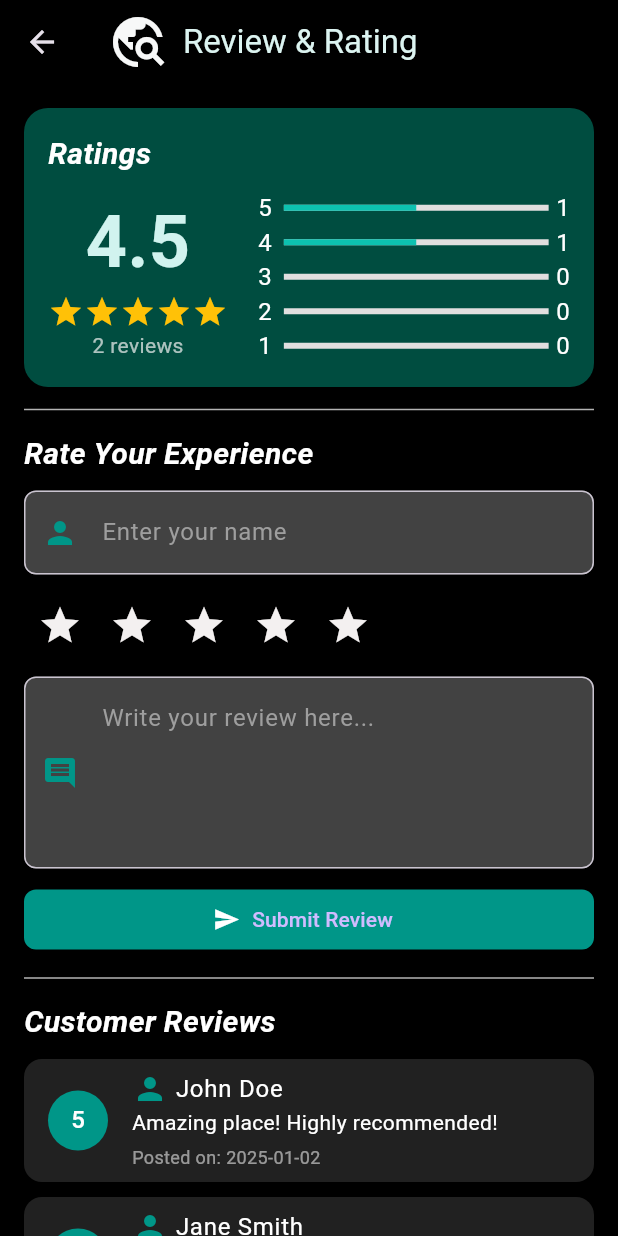
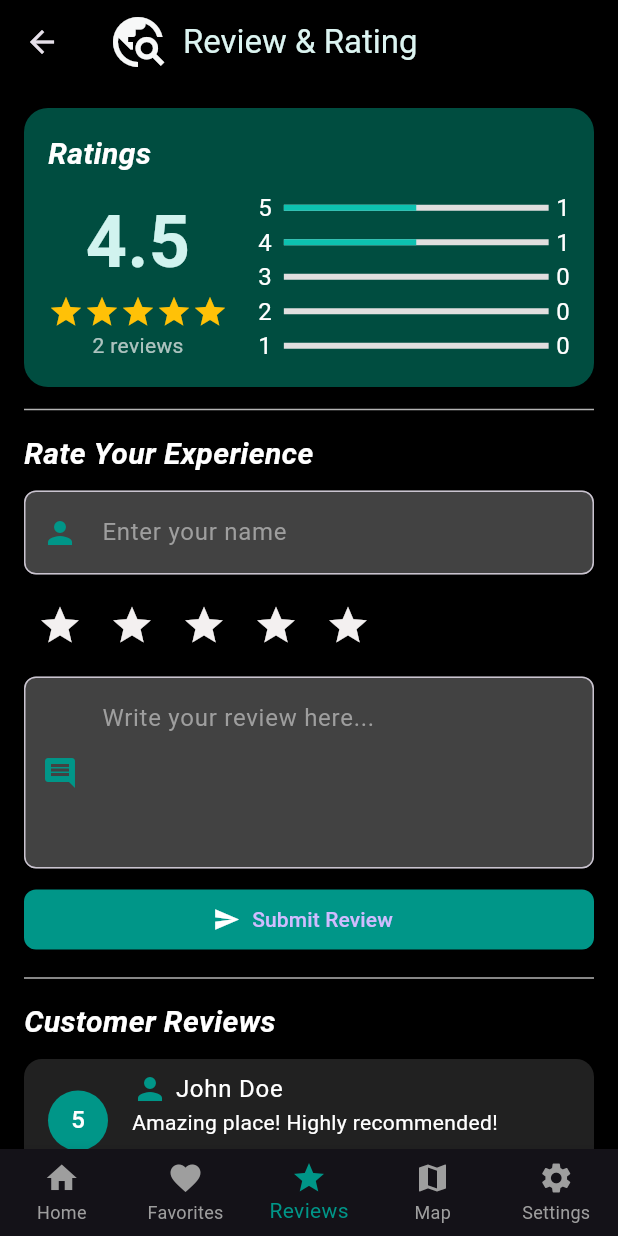
Before and after one commit to Ranudi-Kariyapperuma/lankaexplorer, a Flutter app: the ReviewAndRatingScreen screen opened by its route, on a phone screen of 412 x 824 dp. Run offline on Flutter 3.47's test engine with Material 3 defaults, Android fonts, the phone set to English and light mode, and no system bars; our stand-ins replace carousel_slider, firebase_auth, firebase_core; accounts and stored records are empty.

Commit message:
add the bottom navigation to the rating app and add the map icon to the bottom navigation

```diff
--- a/lib/home_screen.dart
+++ b/lib/home_screen.dart
@@ -311,7 +311,9 @@
           BottomNavigationBarItem(icon: Icon(Icons.home), label: 'Home'),
           BottomNavigationBarItem(icon: Icon(Icons.favorite), label: 'Favorites'),
           BottomNavigationBarItem(icon: Icon(Icons.star), label: 'Reviews'),
+          BottomNavigationBarItem(icon: Icon(Icons.map), label: 'Map'),
           BottomNavigationBarItem(icon: Icon(Icons.settings), label: 'Settings'),
+
         ],
         selectedItemColor: Colors.teal,
         unselectedItemColor: Colors.grey,
--- a/lib/review_and_rating_screen.dart
+++ b/lib/review_and_rating_screen.dart
@@ -1,5 +1,7 @@
 import 'package:flutter/material.dart';
 import 'package:intl/intl.dart';
+
+import 'home_screen.dart';
 
 
 class ReviewAndRatingScreen extends StatefulWidget {
@@ -31,6 +33,8 @@ class _ReviewAndRatingScreenState extends State<ReviewAndRatingScreen> {
     },
   ];
 
+  int _selectedIndex = 2; // Default to the "Reviews" page
+
   void _submitReview() {
     if (_reviewController.text.isNotEmpty && _nameController.text.isNotEmpty && _rating > 0) {
       setState(() {
@@ -60,6 +64,29 @@ class _ReviewAndRatingScreenState extends State<ReviewAndRatingScreen> {
     }
     return distribution;
   }
+
+  void _onItemTapped(int index) {
+    setState(() {
+      _selectedIndex = index;
+    });
+
+    if (index == 0) {
+      // Navigate to Home Screen
+      Navigator.pushReplacement(
+        context,
+        MaterialPageRoute(builder: (context) => HomeScreen()),
+      );
+    } else if (index == 1) {
+      // Navigate to Favorite Screen (This is a placeholder)
+      // You can add your favorite screen logic here
+    } else if (index == 2) {
+      // Stay on the current Reviews Screen
+    } else if (index == 3) {
+      // Navigate to Settings Screen (This is a placeholder)
+      // You can add your settings screen logic here
+    }
+  }
+
 
   @override
   Widget build(BuildContext context) {
@@ -283,6 +310,38 @@ class _ReviewAndRatingScreenState extends State<ReviewAndRatingScreen> {
           ),
         ),
       ),
+             // Bottom Navigation Bar
+      bottomNavigationBar: BottomNavigationBar(
+        currentIndex: _selectedIndex, // Set current index based on selected tab
+        onTap: _onItemTapped,
+        items: [
+          BottomNavigationBarItem(
+            icon: Icon(Icons.home),
+            label: 'Home',
+            // Optional: Add color if needed
+            backgroundColor: _selectedIndex == 0 ? Colors.teal : Colors.black,
+          ),
+          BottomNavigationBarItem(
+            icon: Icon(Icons.favorite),
+            label: 'Favorites',
+          ),
+          BottomNavigationBarItem(
+            icon: Icon(Icons.star, color: _selectedIndex == 2 ? Colors.teal : Colors.grey), // Color the rating icon
+            label: 'Reviews',
+          ),
+          BottomNavigationBarItem(
+            icon: Icon(Icons.map),
+            label: 'Map',
+          ),
+          BottomNavigationBarItem(
+            icon: Icon(Icons.settings),
+            label: 'Settings',
+          ),
+        ],
+        selectedItemColor: Colors.teal, // Set active tab color
+        unselectedItemColor: Colors.grey,
+        type: BottomNavigationBarType.fixed,
+      ),
     );
   }
 }
```
